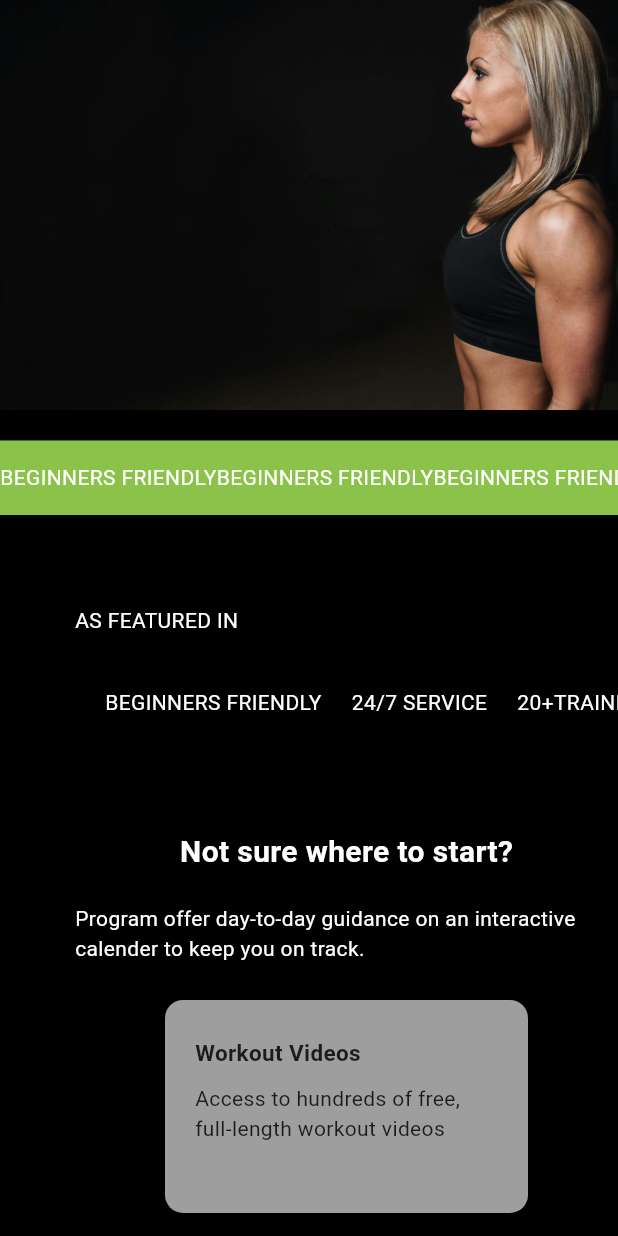
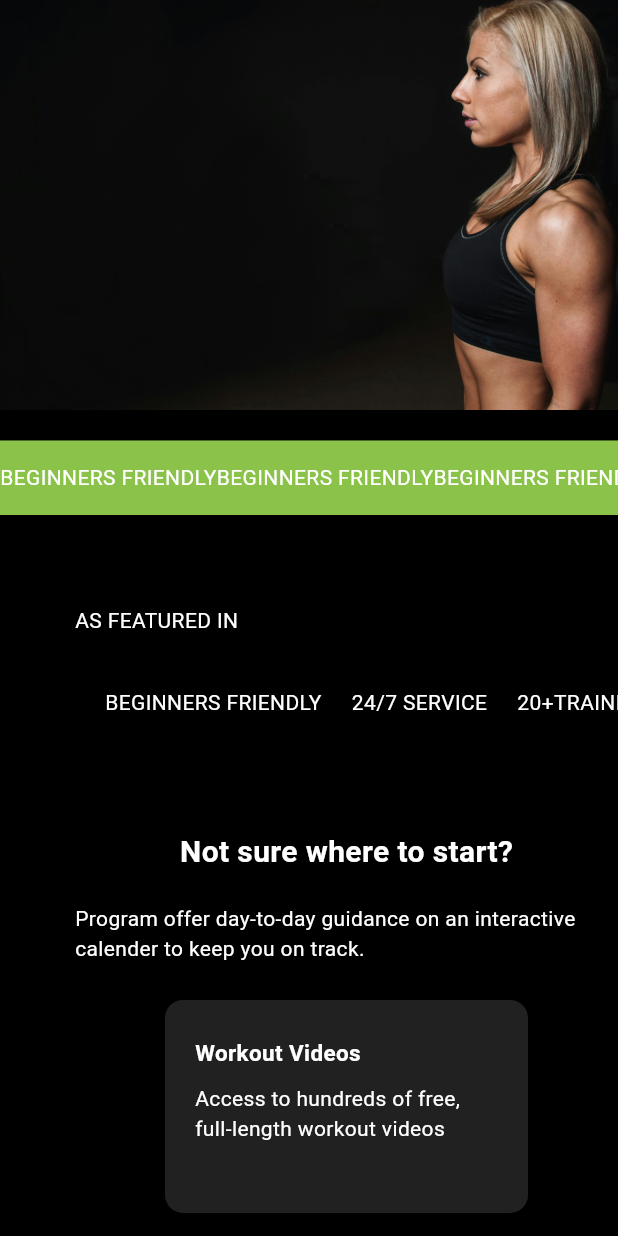
Before and after one commit to Anthony-10/web_project_c, a Flutter app: the screen it shows after launch, on a phone screen of 412 x 824 dp. Run offline on Flutter 3.47's test engine with Material 3 defaults, Android fonts, the phone set to English and light mode, and no system bars; drawn by our look-alikes of marquee; our stand-ins replace get, video_player, youtube_player_flutter; missing offline and left inert: dart:html.

Commit message:
Update 1. home_page.dart(Added membership_page.dart class).
 Added
1. membership.dart().
2. membership_page.dart().

```diff
--- a/lib/home_page.dart
+++ b/lib/home_page.dart
@@ -7,6 +7,7 @@ import 'exercise_videos/homeworkout_videos.dart';
 import 'exercise_videos/streanghttraining_videos.dart';
 import 'featured_page.dart';
 import 'main_image.dart';
+import 'membership_page.dart';
 import 'offers_pages.dart';
 
 class HomePage extends StatelessWidget {
@@ -55,7 +56,11 @@ class HomePage extends StatelessWidget {
             const SizedBox(
               height: 5,
             ),
-            const BurnCaloriesVideos()
+            const BurnCaloriesVideos(),
+            const SizedBox(
+              height: 60,
+            ),
+            const MembershipPage(),
           ],
         ),
       ),
--- a/lib/to_start.dart
+++ b/lib/to_start.dart
@@ -57,7 +57,7 @@ class HowToStart extends StatelessWidget {
                   height: 150,
                   width: 250,
                   child: Card(
-                    color: Colors.grey,
+                    color: Colors.grey[900],
                     child: Padding(
                       padding: const EdgeInsets.only(
                           left: 20, top: 25, right: 20, bottom: 25),
@@ -67,12 +67,15 @@ class HowToStart extends StatelessWidget {
                         children: [
                           Text(start.title,
                               style: const TextStyle(
+                                  color:Colors.white,
                                   fontSize: 15,
                                   fontWeight: FontWeight.w700)),
                           const SizedBox(
                             height: 10,
                           ),
-                          Text(start.text)
+                          Text(start.text,style: const TextStyle(
+                              color:Colors.white
+                          )),
                         ],
                       ),
                     ),
```
Also changed, not shown: lib/membership_page.dart (added, +82 -0 lines), lib/models/membership.dart (added, +12 -0 lines).
